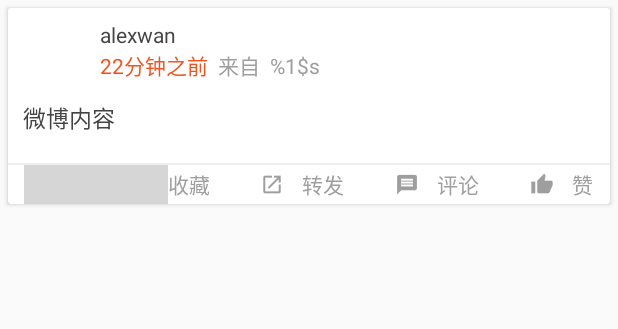
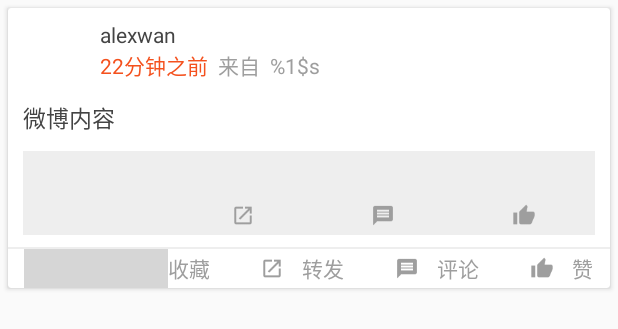
Before and after one commit to wangwei1121/iweibo, an Android app: the layout item_main_card.xml on its own in the app's theme, with its tools: preview values and no code run, on a phone screen of 412 x 824 dp. Shown: the top 329 px of the screen. Run offline under Robolectric (Android 15) with nearby library versions, the phone set to English and light mode, and no system bars; plain views replace SimpleDraweeView; grey boxes are pictures that could not be loaded.

Commit message:
列表及微博详情中转发微博图片及转发数、点赞数、评论数显示

```diff
--- a/app/src/main/res/layout/item_main_card.xml
+++ b/app/src/main/res/layout/item_main_card.xml
@@ -1,15 +1,14 @@
 <?xml version="1.0" encoding="utf-8"?>
 
-<com.snail.iweibo.widget.theme.ThemeCardView
-    android:id="@+id/card_view"
-    xmlns:android="http://schemas.android.com/apk/res/android"
+<com.snail.iweibo.widget.theme.ThemeCardView xmlns:android="http://schemas.android.com/apk/res/android"
     xmlns:app="http://schemas.android.com/apk/res-auto"
     xmlns:fresco="http://schemas.android.com/apk/res-auto"
     xmlns:tools="http://schemas.android.com/tools"
+    android:id="@+id/card_view"
     android:layout_width="match_parent"
     android:layout_height="wrap_content"
-    app:cardBackgroundColor="?attr/theme_card_view"
-    android:layout_margin="5dp">
+    android:layout_margin="5dp"
+    app:cardBackgroundColor="?attr/theme_card_view">
 
     <RelativeLayout
         android:id="@+id/header"
@@ -28,7 +27,7 @@
             fresco:roundBottomRight="true"
             fresco:roundTopLeft="true"
             fresco:roundTopRight="false"
-            tools:ignore="ContentDescription"/>
+            tools:ignore="ContentDescription" />
         <!-- 用户名 -->
         <com.snail.iweibo.widget.theme.ThemeTextView
             android:id="@+id/user_name"
@@ -39,7 +38,7 @@
             android:layout_toRightOf="@id/user_avatar"
             android:textColor="?attr/theme_text_view"
             android:textSize="14sp"
-            tools:text="alexwan"/>
+            tools:text="alexwan" />
 
         <TextView
             android:id="@+id/created_at"
@@ -50,7 +49,7 @@
             android:layout_toRightOf="@id/user_avatar"
             android:textColor="@color/main_orange"
             android:textSize="14sp"
-            tools:text="22分钟之前"/>
+            tools:text="22分钟之前" />
 
         <TextView
             android:id="@+id/from"
@@ -61,7 +60,7 @@
             android:layout_toRightOf="@id/created_at"
             android:textColor="@color/main_gray"
             android:textSize="14sp"
-            tools:text="@string/string_statuses_from"/>
+            tools:text="@string/string_statuses_from" />
 
         <LinearLayout
             android:id="@+id/content"
@@ -79,9 +78,9 @@
                 android:id="@+id/content_text"
                 android:layout_width="match_parent"
                 android:layout_height="wrap_content"
+                android:textColor="?attr/theme_text_view"
                 android:textSize="15sp"
-                android:textColor="?attr/theme_text_view"
-                tools:text="微博内容"/>
+                tools:text="微博内容" />
             <!--图片-->
             <android.support.v7.widget.GridLayout
                 android:id="@+id/status_pic_grid"
@@ -92,21 +91,39 @@
                 app:alignmentMode="alignBounds"
                 app:columnCount="3"
                 app:rowCount="3"
-                app:useDefaultMargins="true"/>
+                app:useDefaultMargins="true" />
             <!--转发的微博内容-->
-            <com.snail.iweibo.widget.theme.ThemeFrameLayout
-                android:id="@+id/retweeted_layout"
+            <LinearLayout
+                android:id="@+id/relayLayout"
                 android:layout_width="match_parent"
                 android:layout_height="wrap_content"
                 android:background="?attr/theme_background"
-                android:visibility="gone">
+                android:orientation="vertical"
+                android:visibility="visible">
 
-                <com.snail.iweibo.widget.theme.ThemeTextView
+                <TextView
                     android:id="@+id/relay_content"
-                    android:textColor="?attr/theme_text_view"
                     android:layout_width="match_parent"
-                    android:layout_height="wrap_content"/>
-            </com.snail.iweibo.widget.theme.ThemeFrameLayout>
+                    android:layout_height="wrap_content" />
+
+                <android.support.v7.widget.GridLayout
+                    android:id="@+id/relay_pic_grid"
+                    android:layout_width="match_parent"
+                    android:layout_height="wrap_content"
+                    android:layout_below="@id/relay_content"
+                    android:layout_marginBottom="5dp"
+                    android:layout_marginTop="5dp"
+                    app:alignmentMode="alignBounds"
+                    app:columnCount="3"
+                    app:rowCount="3"
+                    app:useDefaultMargins="true" />
+                <!--retweeted 相關數據-->
+                <include
+                    layout="@layout/relaydata_layout"
+                    android:layout_width="match_parent"
+                    android:layout_height="26dp" />
+
+            </LinearLayout>
         </LinearLayout>
 
         <com.snail.iweibo.widget.theme.ThemeDividerView
@@ -114,13 +131,13 @@
             android:layout_width="match_parent"
             android:layout_height="1dp"
             android:layout_below="@id/content"
-            android:background="?attr/theme_divider"/>
+            android:background="?attr/theme_divider" />
 
         <include
             layout="@layout/item_action_layout"
             android:layout_width="match_parent"
             android:layout_height="26dp"
-            android:layout_below="@id/action_divider"/>
+            android:layout_below="@id/action_divider" />
     </RelativeLayout>
 
 
--- /dev/null
+++ b/app/src/main/res/layout/relaydata_layout.xml
@@ -0,0 +1,73 @@
+<?xml version="1.0" encoding="utf-8"?>
+<LinearLayout xmlns:android="http://schemas.android.com/apk/res/android"
+    android:layout_width="match_parent"
+    android:layout_height="match_parent"
+    android:orientation="horizontal">
+
+    <LinearLayout
+        android:id="@+id/action_relay_layout"
+        android:layout_width="wrap_content"
+        android:layout_height="wrap_content"
+        android:layout_marginLeft="100dp"
+        android:layout_weight="1"
+        android:gravity="center">
+
+        <ImageView
+            android:layout_width="wrap_content"
+            android:layout_height="wrap_content"
+            android:src="@drawable/action_relay_icon" />
+
+        <TextView
+            android:id="@+id/relay_data_relay"
+            android:layout_width="wrap_content"
+            android:layout_height="match_parent"
+            android:gravity="center"
+            android:text=""
+            android:textColor="@color/main_gray" />
+    </LinearLayout>
+
+    <LinearLayout
+        android:id="@+id/action_comment_layout"
+        android:layout_width="wrap_content"
+        android:layout_height="wrap_content"
+        android:layout_weight="1"
+        android:gravity="center">
+
+        <ImageView
+            android:layout_width="wrap_content"
+            android:layout_height="wrap_content"
+            android:src="@drawable/action_comment_icon" />
+
+        <TextView
+            android:id="@+id/relay_data_comment"
+            android:layout_width="wrap_content"
+            android:layout_height="match_parent"
+            android:gravity="center"
+            android:text=""
+            android:textColor="@color/main_gray" />
+    </LinearLayout>
+
+    <LinearLayout
+        android:id="@+id/action_like_layout"
+        android:layout_width="wrap_content"
+        android:layout_height="wrap_content"
+        android:layout_weight="1"
+        android:gravity="center">
+
+        <ImageView
+            android:id="@+id/action_like_icon"
+            android:layout_width="wrap_content"
+            android:layout_height="wrap_content"
+            android:src="@drawable/action_unlike_icon" />
+
+        <TextView
+            android:id="@+id/relay_data_like"
+            android:layout_width="wrap_content"
+            android:layout_height="match_parent"
+            android:drawablePadding="5dp"
+            android:gravity="center"
+            android:text=""
+            android:textColor="@color/main_gray" />
+    </LinearLayout>
+
+</LinearLayout>
--- a/app/src/main/res/values/colors.xml
+++ b/app/src/main/res/values/colors.xml
@@ -19,4 +19,6 @@
     <color name="color_primary_inverse">#424242</color>
     <color name="color_primary_dark">#1976D2</color>
     <color name="color_primary">#0f8ae6</color>
+    <color name="color_retweet">#f7585757</color>
+    <color name="color_retweet_light">#dfdfdf</color>
 </resources>
```
Also changed, not shown: app/src/main/java/com/snail/iweibo/mvp/view/impl/activity/IStatusDetailActivityView.java (+42 -22 lines), app/src/main/java/com/snail/iweibo/ui/adapter/StatusListAdapter.java (+24 -9 lines), app/src/main/res/layout/activity_status_detail.xml (+38 -20 lines).
